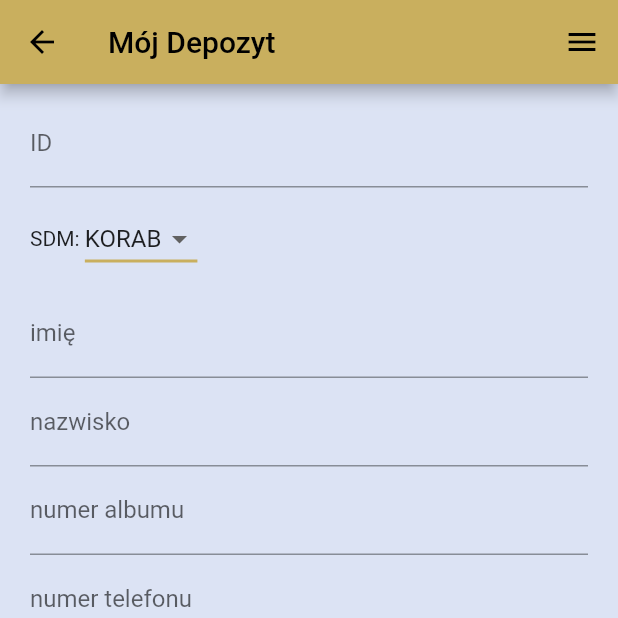
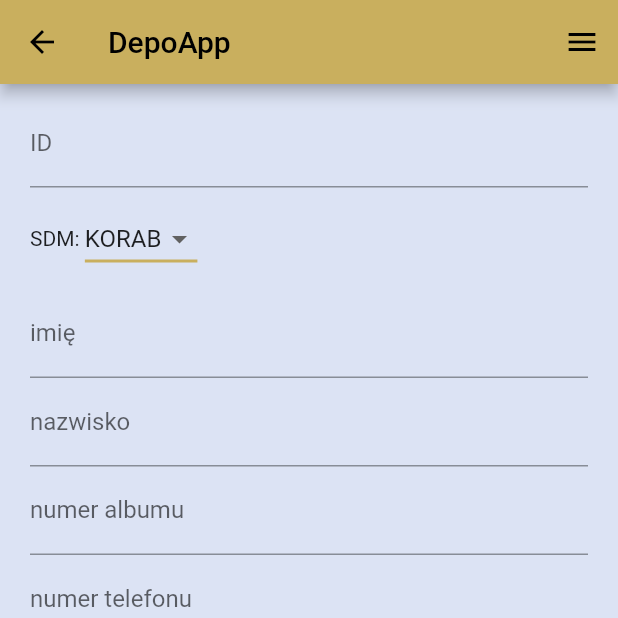
Before and after one commit to TomaszTopola/DepoApp, a Flutter app: the screen it shows after launch, after a tap on the "add card" icon, on a phone screen of 412 x 824 dp, the top half of it. Run offline on Flutter 3.47's test engine with Material 2 defaults, Android fonts, the phone set to English and light mode, and no system bars; our stand-ins replace fl_chart, flutter_secure_storage, flutter_spinkit, flutter_svg, google_fonts, jwt_decoder; network calls fail.

Commit message:
cosmetic changes

```diff
--- a/lib/common_widgets/depo/depo_dialog.dart
+++ b/lib/common_widgets/depo/depo_dialog.dart
@@ -98,6 +98,8 @@ class _DepoDialogState extends State<DepoDialog> {
                       style: ElevatedButton.styleFrom(
                         shape: const CircleBorder(),
                         backgroundColor: Theme.of(context).colorScheme.primary,
+                        foregroundColor: Theme.of(context).colorScheme.onPrimary,
+                        minimumSize: const Size(60,60),
                       ),
                       child: const Icon(Icons.edit,),
                     )
--- a/lib/common_widgets/depo/depo_list.dart
+++ b/lib/common_widgets/depo/depo_list.dart
@@ -39,7 +39,9 @@ class _DepoListState extends State<DepoList> {
 
     setState(() {
       if(depos.isEmpty){
-        displayWidget = ListView(
+        displayWidget = Padding(
+          padding: const EdgeInsets.fromLTRB(20, 0, 20, 0),
+          child: ListView(
             children: [
               const SizedBox(height: 20,),
               const Text(
@@ -59,6 +61,7 @@ class _DepoListState extends State<DepoList> {
                   child: const Icon(Icons.refresh),
               ),
             ],
+          ),
         );
         return;
       }
--- a/lib/views/edit_depo.dart
+++ b/lib/views/edit_depo.dart
@@ -13,10 +13,10 @@ class EditDepo extends StatelessWidget {
     return SafeArea(
       child: Scaffold(
         appBar: AppBar(
-          title: const Text('Mój Depozyt'),
+          title: const Text('DepoApp'),
         ),
         endDrawer: const DepoDrawer(),
-        body: DepoForm()
+        body: DepoForm(depo: depo),
       )
     );
   }
--- a/lib/views/landing_page.dart
+++ b/lib/views/landing_page.dart
@@ -26,7 +26,7 @@ class LandingPage extends StatelessWidget {
           ),
           floatingActionButton: FloatingActionButton(
             backgroundColor: Theme.of(context).colorScheme.primary,
-            child: Icon(Icons.add_card),
+            child: const Icon(Icons.add_card),
             onPressed: (){
               Navigator.pushNamed(context, '/depo/edit');
             },
```
Also changed, not shown: pubspec.lock. Lines whose indentation alone changed are shown as unchanged.
